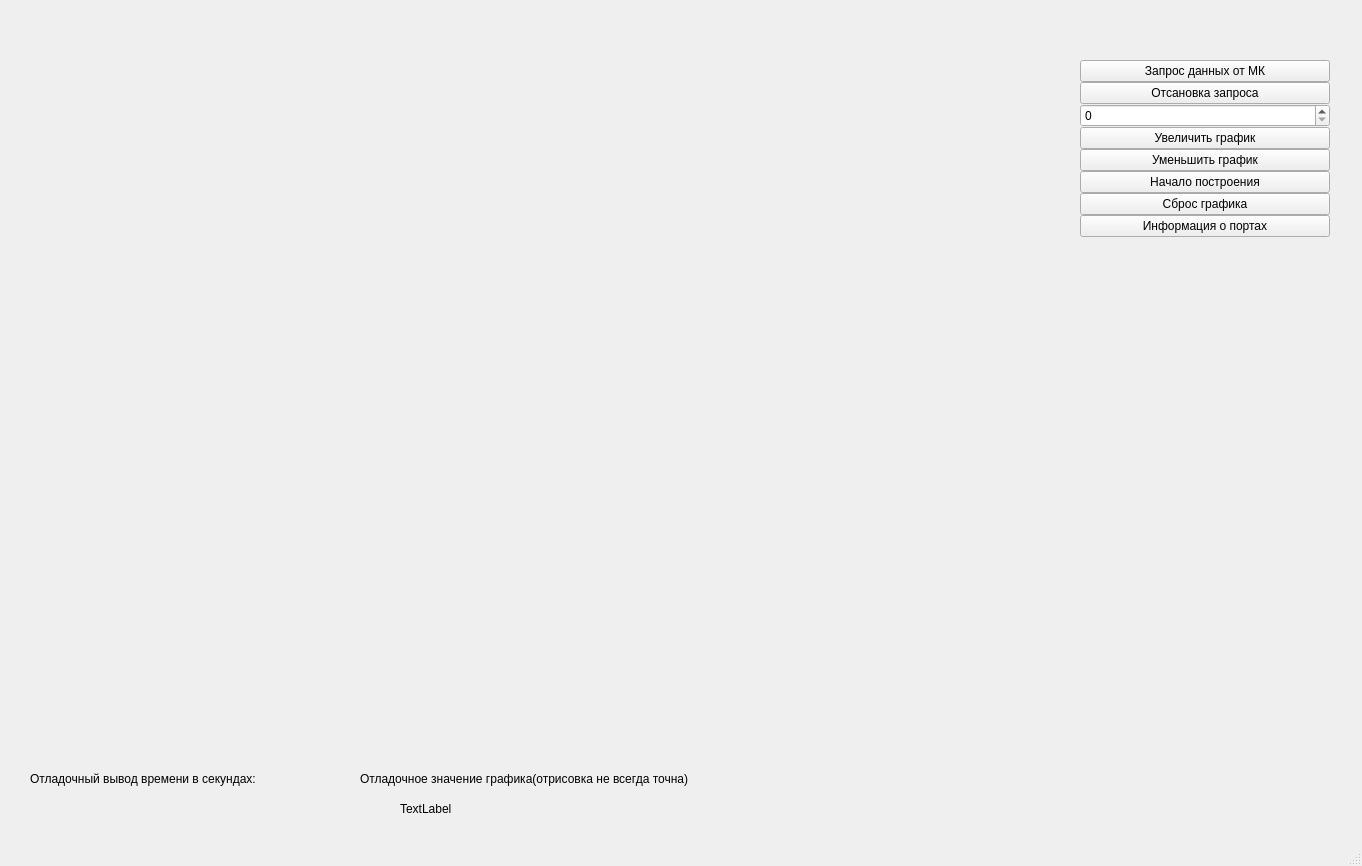
Above: tempgraph.ui from DiamondJinxx/temp-graph before the change. Below: the same form after it.
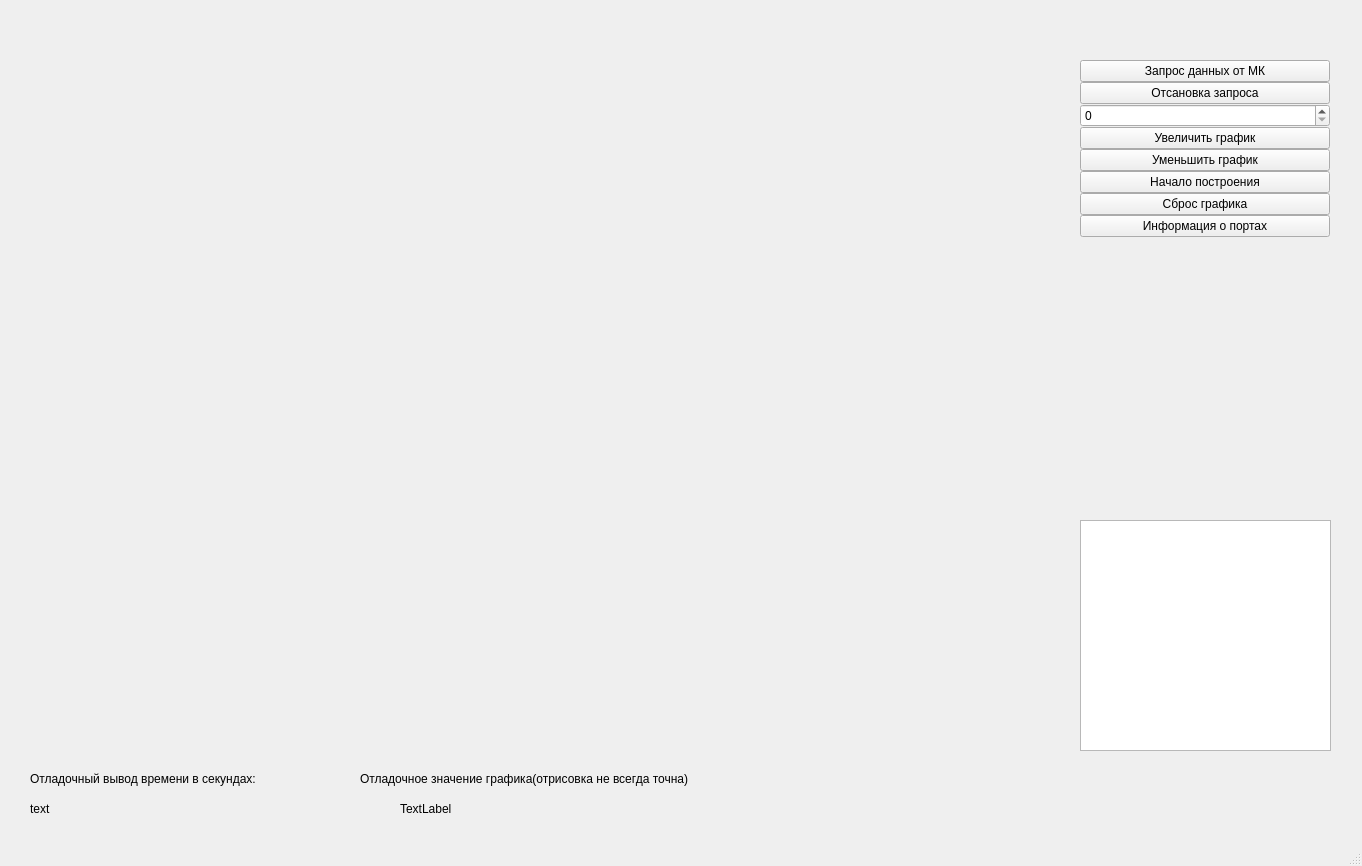
That is the form after the change.

Commit message:
Изменено: 	-ничего
Добавлено:
	-модель и представление портов таблицей;
	-функция вывода в таблицу доступных портов;

Осталось6
	-возможность выбора порта для соединения;
	-кнопки соединения с портом и прерывания соединеиня;
	-индикация соединения;
	-usb modbus;

Diff of the .ui file:
```diff
--- a/tempgraph.ui
+++ b/tempgraph.ui
@@ -142,7 +142,7 @@
      </rect>
     </property>
     <property name="text">
-     <string/>
+     <string>text</string>
     </property>
    </widget>
    <widget class="QLabel" name="label_3">
@@ -158,6 +158,21 @@
      <string>Отладочное значение графика(отрисовка не всегда точна)</string>
     </property>
    </widget>
+   <widget class="QWidget" name="verticalLayoutWidget_2">
+    <property name="geometry">
+     <rect>
+      <x>1080</x>
+      <y>520</y>
+      <width>251</width>
+      <height>231</height>
+     </rect>
+    </property>
+    <layout class="QVBoxLayout" name="list_layout">
+     <item>
+      <widget class="QTableView" name="tblOut"/>
+     </item>
+    </layout>
+   </widget>
   </widget>
   <widget class="QMenuBar" name="menubar">
    <property name="geometry">
```
Left out of the diff: 2 changed lines with no effect on the pictures. The commit also changes 2 other files.
